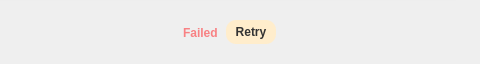
Above: src/MEGASync/transfers/gui/linux/TransferManagerDelegateWidget.ui from meganz/MEGAsync before the change; both pictures show x 272 to 752 and y 0 to 64 of the 752 by 64 pixel window. Below: the same form after it.
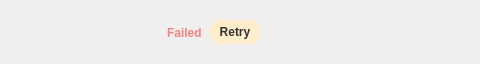
That is the form after the change. Icons and pictures are not drawn.

What changed in the file:
```diff
--- a/src/MEGASync/transfers/gui/linux/TransferManagerDelegateWidget.ui
+++ b/src/MEGASync/transfers/gui/linux/TransferManagerDelegateWidget.ui
@@ -825,13 +825,13 @@
          </property>
          <property name="minimumSize">
           <size>
-           <width>16</width>
+           <width>24</width>
            <height>63</height>
           </size>
          </property>
          <property name="maximumSize">
           <size>
-           <width>16</width>
+           <width>24</width>
            <height>63</height>
           </size>
          </property>
@@ -884,13 +884,13 @@
          </property>
          <property name="minimumSize">
           <size>
-           <width>16</width>
+           <width>24</width>
            <height>63</height>
           </size>
          </property>
          <property name="maximumSize">
           <size>
-           <width>16</width>
+           <width>24</width>
            <height>63</height>
           </size>
          </property>
```
